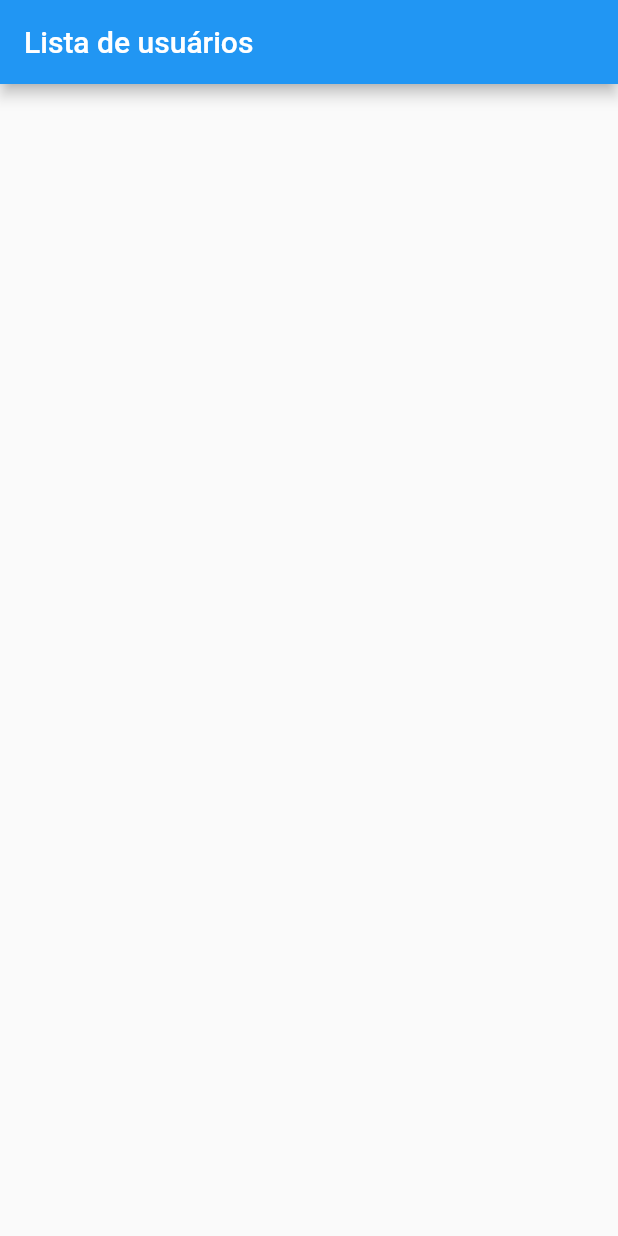
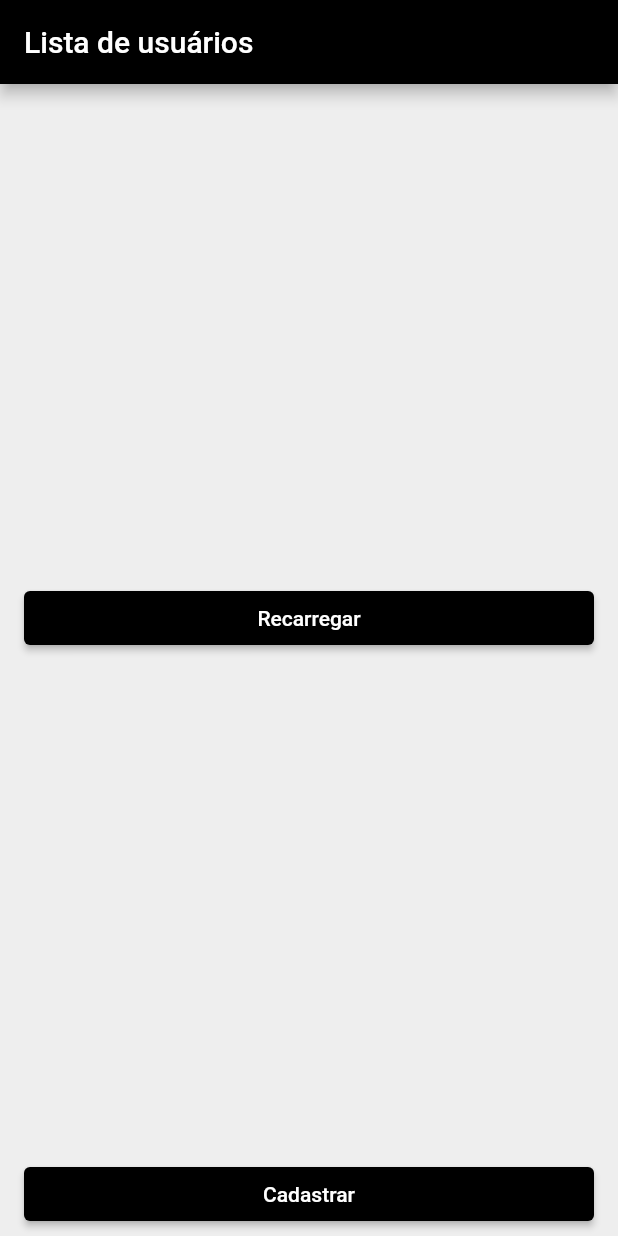
Before and after one commit to williambarreiro/users-list-test, a Flutter app: the screen it shows after launch, on a phone screen of 412 x 824 dp. Run offline on Flutter 3.47's test engine with Material 2 defaults, Android fonts, the phone set to English and light mode, and no system bars; our stand-ins replace bloc, dio, flutter_bloc, flutter_dotenv, flutter_modular; network calls fail.

Commit message:
feat: implement user list module

```diff
--- a/app/lib/app/app_module.dart
+++ b/app/lib/app/app_module.dart
@@ -2,10 +2,12 @@ import 'package:dio/dio.dart';
 import 'package:flutter_modular/flutter_modular.dart';
 import 'package:test_sodre/app/modules/user_list/user_list_module.dart';
 import 'package:test_sodre/app/modules/user_register/user_register_module.dart';
+import 'package:test_sodre/app/repositories/remote/remote_user_repository_impl.dart';
 
 import 'core/constants.dart';
 import 'core/environments.dart';
 import 'core/rest_client/dio_rest_client.dart';
+import 'services/user_service_impl.dart';
 
 class AppModule extends Module {
   @override
@@ -14,10 +16,13 @@ class AppModule extends Module {
           (i) => Dio(
             BaseOptions(
               baseUrl: Environments.param(Constants.envBaseUrlKey) ?? '',
+              connectTimeout: const Duration(seconds: 10),
             ),
           ),
         ),
         Bind.lazySingleton((i) => DioRestClient(i())),
+        Bind.lazySingleton((i) => RemoteUserRepositoryImpl(i())),
+        Bind.lazySingleton((i) => UserServiceImpl(i())),
       ];
 
   @override
--- a/app/lib/app/core/ui_config.dart
+++ b/app/lib/app/core/ui_config.dart
@@ -3,5 +3,15 @@ import 'package:flutter/material.dart';
 class UiConfig {
   UiConfig._();
 
-  static ThemeData get theme => ThemeData();
+  static ThemeData get theme => ThemeData(
+      primaryColor: Colors.black,
+      progressIndicatorTheme: const ProgressIndicatorThemeData(
+        color: Colors.black,
+      ),
+      elevatedButtonTheme: ElevatedButtonThemeData(
+        style: ButtonStyle(
+          backgroundColor: MaterialStateProperty.all<Color>(Colors.black),
+        ),
+      ),
+      appBarTheme: const AppBarTheme(backgroundColor: Colors.black));
 }
--- /dev/null
+++ b/app/lib/app/core/widgets/default_button.dart
@@ -0,0 +1,23 @@
+import 'package:flutter/material.dart';
+
+class DefaultButton extends StatelessWidget {
+  final String title;
+  final void Function() onPressed;
+  const DefaultButton({
+    Key? key,
+    required this.title,
+    required this.onPressed,
+  }) : super(key: key);
+
+  @override
+  Widget build(BuildContext context) {
+    return Container(
+      padding: const EdgeInsets.symmetric(horizontal: 16, vertical: 4),
+      width: double.infinity,
+      child: ElevatedButton(
+        onPressed: onPressed,
+        child: Text(title),
+      ),
+    );
+  }
+}
--- a/app/lib/app/models/user_model.dart
+++ b/app/lib/app/models/user_model.dart
@@ -23,7 +23,7 @@ class UserModel {
     return UserModel(
       name: map['name'] ?? '',
       email: map['email'] ?? '',
-      age: map['age']?.toInt() ?? 0,
+      age: map['age'] ?? 0,
     );
   }
 
--- /dev/null
+++ b/app/lib/app/modules/user_list/controller/user_list_state.dart
@@ -0,0 +1,14 @@
+part of 'user_list_controller.dart';
+
+@immutable
+abstract class UserListState {}
+
+class Success extends UserListState {
+  final List<UserModel> users;
+
+  Success({required this.users});
+}
+
+class Failure extends UserListState {}
+
+class Loading extends UserListState {}
--- a/app/lib/app/modules/user_list/user_list_page.dart
+++ b/app/lib/app/modules/user_list/user_list_page.dart
@@ -1,7 +1,14 @@
 import 'package:flutter/material.dart';
+import 'package:flutter_bloc/flutter_bloc.dart';
+import 'package:test_sodre/app/core/widgets/default_button.dart';
+import 'package:test_sodre/app/modules/user_list/controller/user_list_controller.dart';
+
+import 'widgets/user_card.dart';
 
 class UserListPage extends StatelessWidget {
-  const UserListPage({Key? key}) : super(key: key);
+  final UserListController controller;
+
+  const UserListPage({Key? key, required this.controller}) : super(key: key);
 
   @override
   Widget build(BuildContext context) {
@@ -9,7 +16,48 @@ class UserListPage extends StatelessWidget {
       appBar: AppBar(
         title: const Text('Lista de usuários'),
       ),
-      body: Container(),
+      backgroundColor: Colors.grey[200],
+      body: Column(
+        children: [
+          Expanded(
+            child: BlocConsumer<UserListController, UserListState>(
+              bloc: controller,
+              listener: (context, state) {
+                if (state is Failure) {
+                  ScaffoldMessenger.of(context).showSnackBar(
+                    const SnackBar(content: Text('Falha ao carregar usuários')),
+                  );
+                }
+              },
+              builder: (context, state) {
+                if (state is Success) {
+                  return ListView.builder(
+                    itemCount: state.users.length,
+                    itemBuilder: (context, index) {
+                      return UserCard(state.users[index]);
+                    },
+                  );
+                }
+
+                if (state is Loading) {
+                  return const Center(child: CircularProgressIndicator());
+                }
+
+                return Center(
+                  child: DefaultButton(
+                    title: 'Recarregar',
+                    onPressed: () => controller.loadUsers(),
+                  ),
+                );
+              },
+            ),
+          ),
+          DefaultButton(
+            title: 'Cadastrar',
+            onPressed: () {},
+          ),
+        ],
+      ),
     );
   }
 }
```
Also changed, not shown: app/lib/app/modules/user_list/controller/user_list_controller.dart (added, +28 -0 lines), app/lib/app/modules/user_list/user_list_module.dart (+7 -2 lines), app/lib/app/modules/user_list/widgets/user_card.dart (added, +36 -0 lines), app/lib/app/repositories/remote/remote_user_repository_impl.dart (+12 -4 lines), 1 other file.
